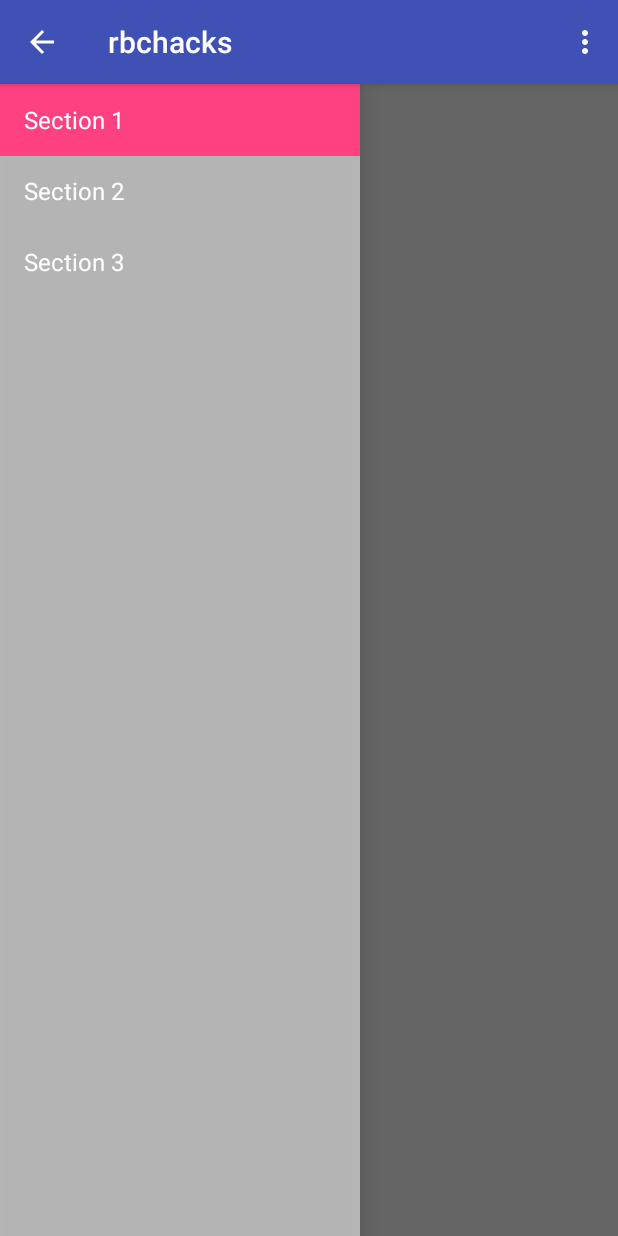
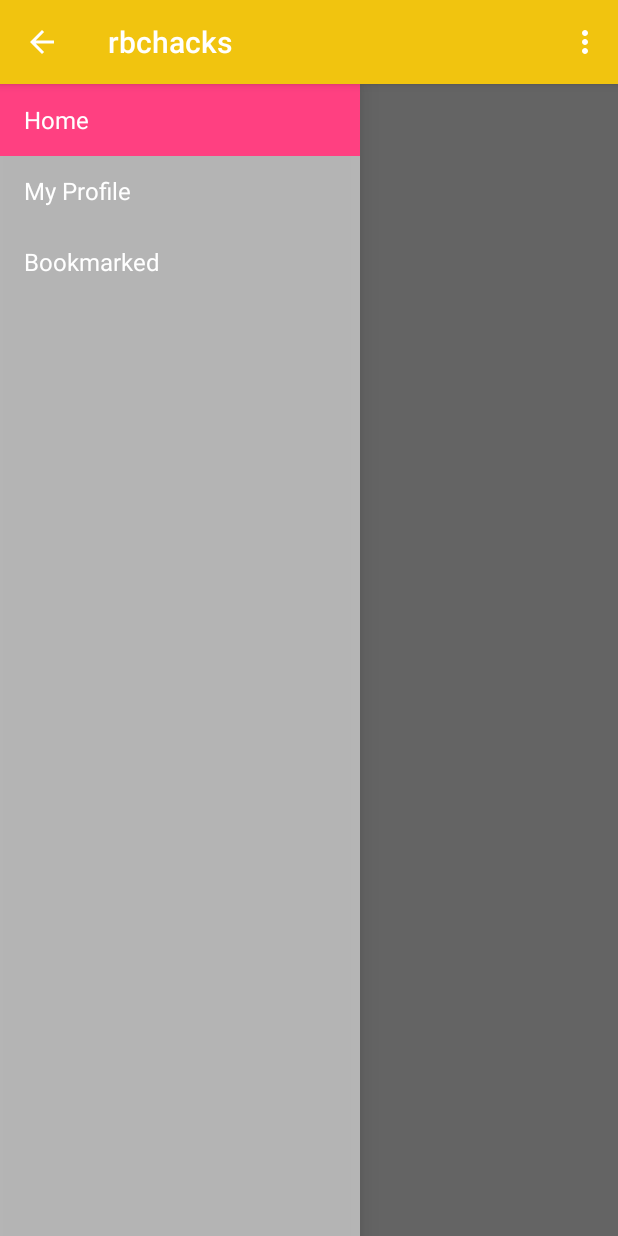
Before and after one commit to VanshilShah/B2bRbcHackathon, an Android app: the screen it shows after launch (MainActivity), on a phone screen of 412 x 824 dp. Run offline under Robolectric (Android 15) with nearby library versions, the phone set to English and light mode, and no system bars; 2 statements that could not run were skipped.

Commit message:
Updated Nav bar color

```diff
--- a/rbchacks/app/src/main/res/values/colors.xml
+++ b/rbchacks/app/src/main/res/values/colors.xml
@@ -1,6 +1,8 @@
 <?xml version="1.0" encoding="utf-8"?>
 <resources>
-    <color name="colorPrimary">#3F51B5</color>
-    <color name="colorPrimaryDark">#303F9F</color>
+    <color name="colorPrimary">#f1c40f</color>
+    <color name="colorPrimaryDark">#f39c12</color>
     <color name="colorAccent">#FF4081</color>
+    <color name="Blue">#3F51B5</color>
+    <color name="BlueDark">#303F9F</color>
 </resources>
--- a/rbchacks/app/src/main/res/values/strings.xml
+++ b/rbchacks/app/src/main/res/values/strings.xml
@@ -2,9 +2,9 @@
     <string name="app_name">rbchacks</string>
     <string name="title_activity_main2">Main2Activity</string>
 
-    <string name="title_section1">Section 1</string>
-    <string name="title_section2">Section 2</string>
-    <string name="title_section3">Section 3</string>
+    <string name="title_section1">Home</string>
+    <string name="title_section2">My Profile</string>
+    <string name="title_section3">Bookmarked</string>
 
     <string name="navigation_drawer_open">Open navigation drawer</string>
     <string name="navigation_drawer_close">Close navigation drawer</string>
```
